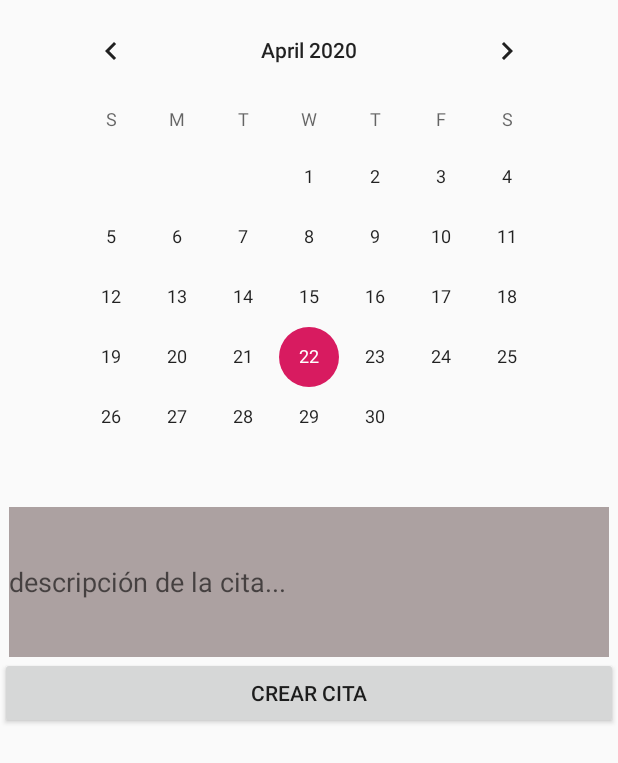
After one commit to baruderama/WhiteDoc.o, an Android app: the calendarioCita screen opened directly, with no data from a screen before it, on a phone screen of 412 x 824 dp. The commit adds this screen. Shown: the top 763 px of the screen. Run offline under Robolectric (Android 15) with nearby library versions, the phone set to English and light mode, and no system bars; our stand-ins replace Firebase (no records; nobody signed in at launch, a user with empty details on screens opened directly).

Commit message:
Ya puede crear citas

```diff
--- a/Aplicacion/app/src/main/AndroidManifest.xml
+++ b/Aplicacion/app/src/main/AndroidManifest.xml
@@ -9,7 +9,9 @@
         android:roundIcon="@mipmap/ic_launcher_round"
         android:supportsRtl="true"
         android:theme="@style/AppTheme">
-        <activity android:name=".MessageActivity"></activity>
+        <activity android:name=".calendarioCita"></activity>
+        <activity android:name=".ActividadProgramarCita" />
+        <activity android:name=".MessageActivity" />
         <activity android:name=".AboutUs" />
         <activity android:name=".DetallePaciente" />
         <activity android:name=".Chat" />
--- /dev/null
+++ b/Aplicacion/app/src/main/java/e/asus/whitedoc/calendarioCita.java
@@ -0,0 +1,77 @@
+package e.asus.whitedoc;
+
+import androidx.annotation.NonNull;
+import androidx.annotation.Nullable;
+import androidx.appcompat.app.AppCompatActivity;
+
+import android.content.Intent;
+import android.os.Bundle;
+import android.view.View;
+import android.widget.CalendarView;
+import android.widget.EditText;
+import android.widget.ListView;
+
+import com.google.firebase.auth.FirebaseAuth;
+import com.google.firebase.auth.FirebaseUser;
+import com.google.firebase.database.ChildEventListener;
+import com.google.firebase.database.DataSnapshot;
+import com.google.firebase.database.DatabaseError;
+import com.google.firebase.database.DatabaseReference;
+import com.google.firebase.database.FirebaseDatabase;
+
+import java.text.DateFormat;
+import java.text.SimpleDateFormat;
+import java.util.Date;
+import java.util.HashMap;
+import java.util.List;
+
+import model.Chatlist;
+import model.User;
+import model.cita;
+
+public class calendarioCita extends AppCompatActivity {
+
+    FirebaseUser fuser;
+    private List<cita> citasList;
+    private cita cita;
+    EditText editText;
+    CalendarView calendarView;
+    ListView listView;
+
+    @Override
+    protected void onCreate(Bundle savedInstanceState) {
+        super.onCreate(savedInstanceState);
+        setContentView(R.layout.activity_calendario_cita);
+
+        fuser= FirebaseAuth.getInstance().getCurrentUser();
+        //String username=
+
+
+
+
+
+    }
+
+
+    public void creacionCita(View view){
+        editText=findViewById(R.id.text_description);
+        calendarView=findViewById(R.id.calendarView2);
+        String des=editText.getText().toString();
+        SimpleDateFormat sdf = new SimpleDateFormat("dd/MM/yyyy");
+        String selectedDate = sdf.format(new Date(calendarView.getDate()));
+        String user=getIntent().getStringExtra("username");
+        String emailUser=fuser.getEmail();
+
+        DatabaseReference reference= FirebaseDatabase.getInstance().getReference();
+        HashMap<String,Object> hashMap=new HashMap<>();
+        hashMap.put("descripcion",des);
+        hashMap.put("dateFormat",selectedDate);
+        hashMap.put("username",user);
+        hashMap.put("emailUser",emailUser);
+
+        reference.child("Citas").push().setValue(hashMap);
+        Intent intent = new Intent(getApplicationContext(), PantallaPrincipalUsuario.class);
+        //calendarioCita.putExtra("username",adapterView.getItemAtPosition(i).toString());
+        startActivity(intent);
+    }
+}
--- a/Aplicacion/app/src/main/java/e/asus/whitedoc/ui/login/LoginActivity.java
+++ b/Aplicacion/app/src/main/java/e/asus/whitedoc/ui/login/LoginActivity.java
@@ -23,6 +23,7 @@ import android.widget.ProgressBar;
 import android.widget.TextView;
 import android.widget.Toast;
 
+import e.asus.whitedoc.ActividadProgramarCita;
 import e.asus.whitedoc.Chat;
 import e.asus.whitedoc.PantallaPrincipalMedico;
 import e.asus.whitedoc.PantallaPrincipalUsuario;
@@ -120,7 +121,7 @@ public class LoginActivity extends AppCompatActivity {
                 loginViewModel.login(usernameEditText.getText().toString(),
                         passwordEditText.getText().toString());
 
-                    Intent pantallaPrincipal = new Intent(getApplicationContext(), PantallaPrincipalUsuario.class);
+                    Intent pantallaPrincipal = new Intent(getApplicationContext(), ActividadProgramarCita.class);
                     startActivity(pantallaPrincipal);
 
             }
--- /dev/null
+++ b/Aplicacion/app/src/main/res/layout/activity_calendario_cita.xml
@@ -0,0 +1,35 @@
+<?xml version="1.0" encoding="utf-8"?>
+<RelativeLayout xmlns:android="http://schemas.android.com/apk/res/android"
+    xmlns:app="http://schemas.android.com/apk/res-auto"
+    xmlns:tools="http://schemas.android.com/tools"
+    android:layout_width="match_parent"
+    android:layout_height="match_parent"
+    tools:context=".calendarioCita">
+
+    <CalendarView
+        android:layout_width="wrap_content"
+        android:layout_height="wrap_content"
+        android:layout_centerHorizontal="true"
+        android:id="@+id/calendarView2"
+        />
+
+    <EditText
+        android:id="@+id/text_description"
+        android:layout_width="400dp"
+        android:layout_height="100dp"
+        android:background="#ACA1A1"
+        android:hint="descripción de la cita..."
+        android:layout_centerHorizontal="true"
+        android:layout_below="@id/calendarView2"
+        />
+
+    <Button
+        android:layout_width="match_parent"
+        android:layout_height="wrap_content"
+        android:layout_below="@id/text_description"
+        android:id="@+id/botonAgendar"
+        android:text="Crear Cita"
+        android:onClick="creacionCita"
+        />
+
+</RelativeLayout>
--- a/Aplicacion/app/src/main/res/values/strings.xml
+++ b/Aplicacion/app/src/main/res/values/strings.xml
@@ -24,4 +24,5 @@
 
     <!-- TODO: Remove or change this placeholder text -->
     <string name="hello_blank_fragment">Hello blank fragment</string>
+    <string name="escoge_un_medico">Escoge un medico</string>
 </resources>
```
Also changed, not shown: Aplicacion/app/src/main/java/e/asus/whitedoc/ActividadProgramarCita.java (added, +102 -0 lines), Aplicacion/app/src/main/java/model/cita.java (added, +63 -0 lines), Aplicacion/app/src/main/res/layout/activity_actividad_programar_cita.xml (added, +32 -0 lines).
